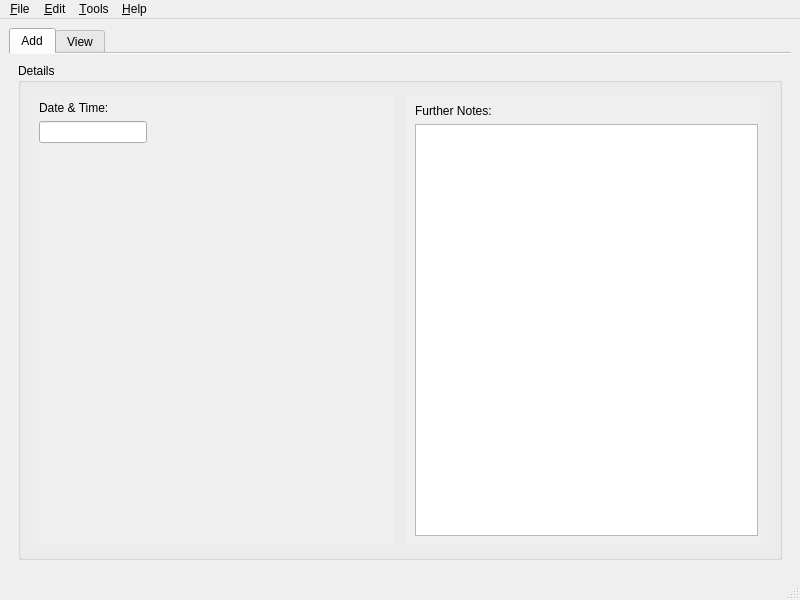
This is src/gui/herpapp.ui in GekkoFyre/HerpLog as Qt 5 draws it before an edit. The edited form follows.
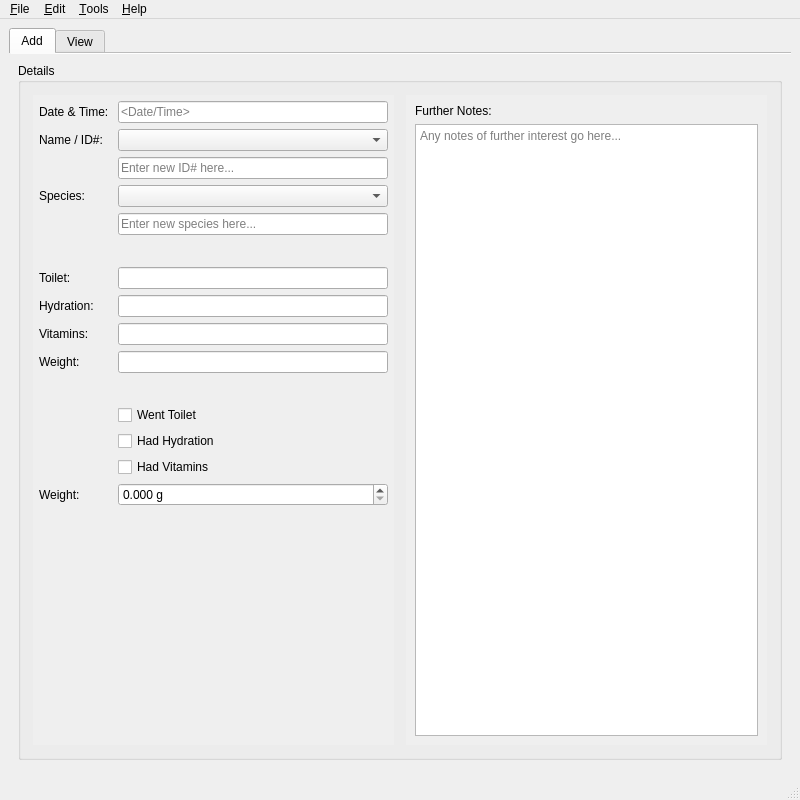
This is the edited form.

Commit message: * Updated 'herpapp.ui' with regards to adding a form section for additions to the database.

```diff
--- a/src/gui/herpapp.ui
+++ b/src/gui/herpapp.ui
@@ -7,7 +7,7 @@
     <x>0</x>
     <y>0</y>
     <width>800</width>
-    <height>600</height>
+    <height>800</height>
    </rect>
   </property>
   <property name="minimumSize">
@@ -75,7 +75,7 @@
                    <x>0</x>
                    <y>0</y>
                    <width>361</width>
-                   <height>447</height>
+                   <height>625</height>
                   </rect>
                  </property>
                  <layout class="QFormLayout" name="formLayout">
@@ -98,11 +98,155 @@
                     </property>
                    </widget>
                   </item>
-                  <item row="1" column="0">
+                  <item row="0" column="1">
                    <widget class="QLineEdit" name="lineEdit_dateTime">
                     <property name="readOnly">
                      <bool>true</bool>
                     </property>
+                    <property name="placeholderText">
+                     <string>&lt;Date/Time&gt;</string>
+                    </property>
+                   </widget>
+                  </item>
+                  <item row="5" column="1">
+                   <spacer name="horizontalSpacer">
+                    <property name="orientation">
+                     <enum>Qt::Horizontal</enum>
+                    </property>
+                    <property name="sizeHint" stdset="0">
+                     <size>
+                      <width>40</width>
+                      <height>20</height>
+                     </size>
+                    </property>
+                   </spacer>
+                  </item>
+                  <item row="6" column="0">
+                   <widget class="QLabel" name="label_toilet_notes">
+                    <property name="text">
+                     <string>Toilet: </string>
+                    </property>
+                   </widget>
+                  </item>
+                  <item row="6" column="1">
+                   <widget class="QLineEdit" name="lineEdit_toilet"/>
+                  </item>
+                  <item row="7" column="0">
+                   <widget class="QLabel" name="label_hydration_notes">
+                    <property name="text">
+                     <string>Hydration: </string>
+                    </property>
+                   </widget>
+                  </item>
+                  <item row="7" column="1">
+                   <widget class="QLineEdit" name="lineEdit_hydration"/>
+                  </item>
+                  <item row="8" column="0">
+                   <widget class="QLabel" name="label_vitamins_notes">
+                    <property name="text">
+                     <string>Vitamins: </string>
+                    </property>
+                   </widget>
+                  </item>
+                  <item row="8" column="1">
+                   <widget class="QLineEdit" name="lineEdit_vitamins"/>
+                  </item>
+                  <item row="9" column="0">
+                   <widget class="QLabel" name="label_weight_notes">
+                    <property name="text">
+                     <string>Weight: </string>
+                    </property>
+                   </widget>
+                  </item>
+                  <item row="9" column="1">
+                   <widget class="QLineEdit" name="lineEdit"/>
+                  </item>
+                  <item row="10" column="1">
+                   <spacer name="horizontalSpacer_2">
+                    <property name="orientation">
+                     <enum>Qt::Horizontal</enum>
+                    </property>
+                    <property name="sizeHint" stdset="0">
+                     <size>
+                      <width>40</width>
+                      <height>20</height>
+                     </size>
+                    </property>
+                   </spacer>
+                  </item>
+                  <item row="11" column="1">
+                   <widget class="QCheckBox" name="checkBox_toilet">
+                    <property name="text">
+                     <string>Went Toilet</string>
+                    </property>
+                   </widget>
+                  </item>
+                  <item row="12" column="1">
+                   <widget class="QCheckBox" name="checkBox_hydration">
+                    <property name="text">
+                     <string>Had Hydration</string>
+                    </property>
+                   </widget>
+                  </item>
+                  <item row="13" column="1">
+                   <widget class="QCheckBox" name="checkBox_vitamins">
+                    <property name="text">
+                     <string>Had Vitamins</string>
+                    </property>
+                   </widget>
+                  </item>
+                  <item row="14" column="0">
+                   <widget class="QLabel" name="label_weight_checkbox">
+                    <property name="text">
+                     <string>Weight: </string>
+                    </property>
+                   </widget>
+                  </item>
+                  <item row="14" column="1">
+                   <widget class="QDoubleSpinBox" name="spinBox_weight">
+                    <property name="suffix">
+                     <string> g</string>
+                    </property>
+                    <property name="decimals">
+                     <number>3</number>
+                    </property>
+                    <property name="maximum">
+                     <double>5000.000000000000000</double>
+                    </property>
+                   </widget>
+                  </item>
+                  <item row="3" column="1">
+                   <widget class="QComboBox" name="comboBox_existing_species"/>
+                  </item>
+                  <item row="3" column="0">
+                   <widget class="QLabel" name="label_species">
+                    <property name="text">
+                     <string>Species:</string>
+                    </property>
+                   </widget>
+                  </item>
+                  <item row="1" column="1">
+                   <widget class="QComboBox" name="comboBox_existing_id"/>
+                  </item>
+                  <item row="1" column="0">
+                   <widget class="QLabel" name="label_id">
+                    <property name="text">
+                     <string>Name / ID#: </string>
+                    </property>
+                   </widget>
+                  </item>
+                  <item row="2" column="1">
+                   <widget class="QLineEdit" name="lineEdit_new_id">
+                    <property name="placeholderText">
+                     <string>Enter new ID# here...</string>
+                    </property>
+                   </widget>
+                  </item>
+                  <item row="4" column="1">
+                   <widget class="QLineEdit" name="lineEdit_new_species">
+                    <property name="placeholderText">
+                     <string>Enter new species here...</string>
+                    </property>
                    </widget>
                   </item>
                  </layout>
@@ -147,7 +291,7 @@
                    <x>0</x>
                    <y>0</y>
                    <width>361</width>
-                   <height>447</height>
+                   <height>625</height>
                   </rect>
                  </property>
                  <layout class="QVBoxLayout" name="verticalLayout_7">
@@ -159,7 +303,11 @@
                    </widget>
                   </item>
                   <item>
-                   <widget class="QPlainTextEdit" name="plainTextEdit_furtherNotes"/>
+                   <widget class="QPlainTextEdit" name="plainTextEdit_furtherNotes">
+                    <property name="placeholderText">
+                     <string>Any notes of further interest go here...</string>
+                    </property>
+                   </widget>
                   </item>
                  </layout>
                 </widget>
```
Left out of the diff: 2 changed lines with no effect on the pictures. The commit also changes 2 other files.
